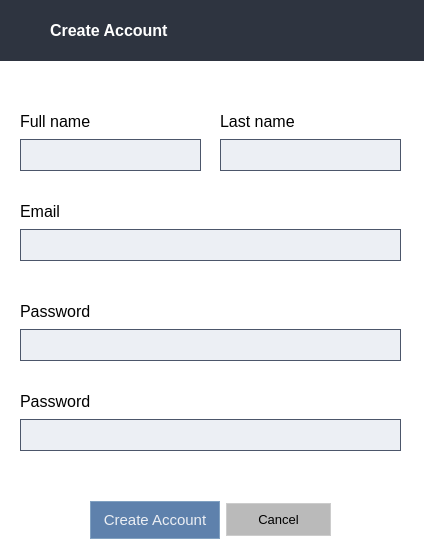
The window that School_System/ui/CreateAccountDialog.ui (KasperJack/School-Management-System) describes before a commit, drawn with Qt 5.
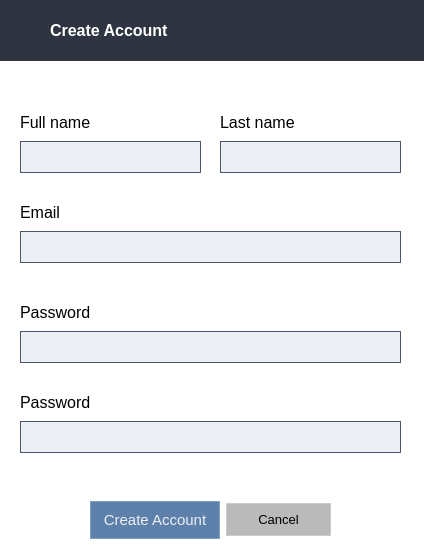
The same window after the commit. Icons and pictures are not drawn.

What changed in the file:
```diff
--- a/School_System/ui/CreateAccountDialog.ui
+++ b/School_System/ui/CreateAccountDialog.ui
@@ -28,7 +28,7 @@
      <x>20</x>
      <y>200</y>
      <width>381</width>
-     <height>61</height>
+     <height>63</height>
     </rect>
    </property>
    <layout class="QVBoxLayout" name="verticalLayout_2">
@@ -80,7 +80,7 @@
      <x>20</x>
      <y>300</y>
      <width>381</width>
-     <height>61</height>
+     <height>63</height>
     </rect>
    </property>
    <layout class="QVBoxLayout" name="verticalLayout_3">
@@ -132,7 +132,7 @@
      <x>20</x>
      <y>390</y>
      <width>381</width>
-     <height>61</height>
+     <height>63</height>
     </rect>
    </property>
    <layout class="QVBoxLayout" name="verticalLayout_4">
@@ -184,7 +184,7 @@
      <x>20</x>
      <y>110</y>
      <width>181</width>
-     <height>61</height>
+     <height>63</height>
     </rect>
    </property>
    <layout class="QVBoxLayout" name="verticalLayout">
@@ -350,7 +350,7 @@
      <x>220</x>
      <y>110</y>
      <width>181</width>
-     <height>61</height>
+     <height>63</height>
     </rect>
    </property>
    <layout class="QVBoxLayout" name="verticalLayout_5">
```
Left out of the diff: 2 changed lines with no effect on the pictures.
